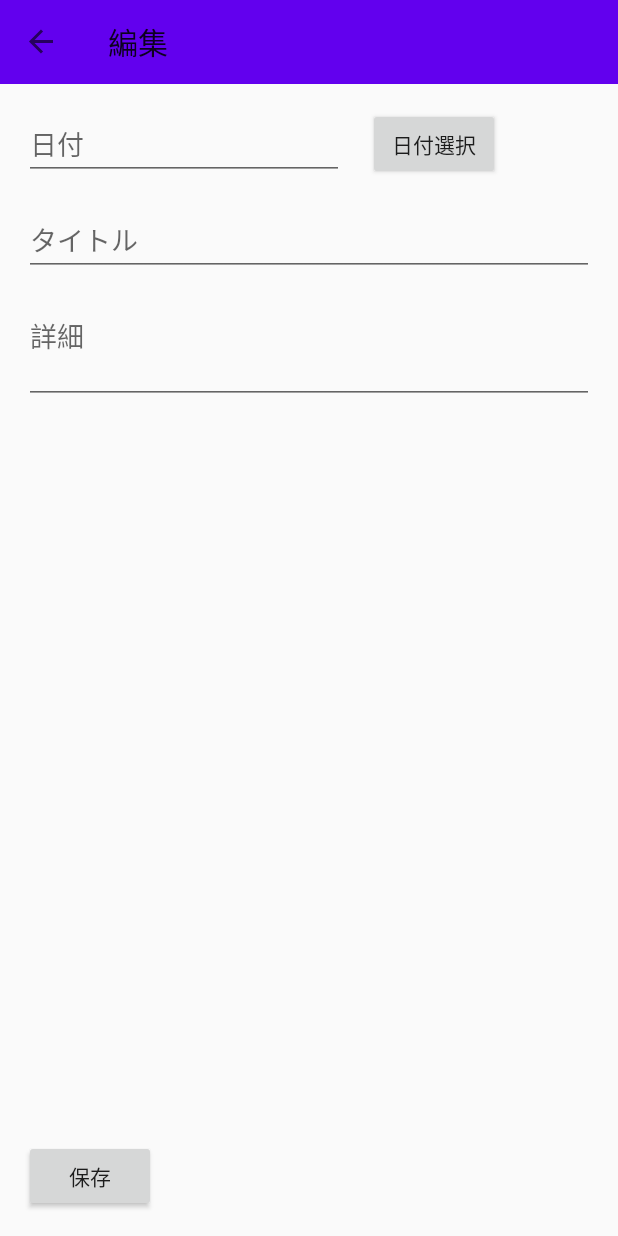
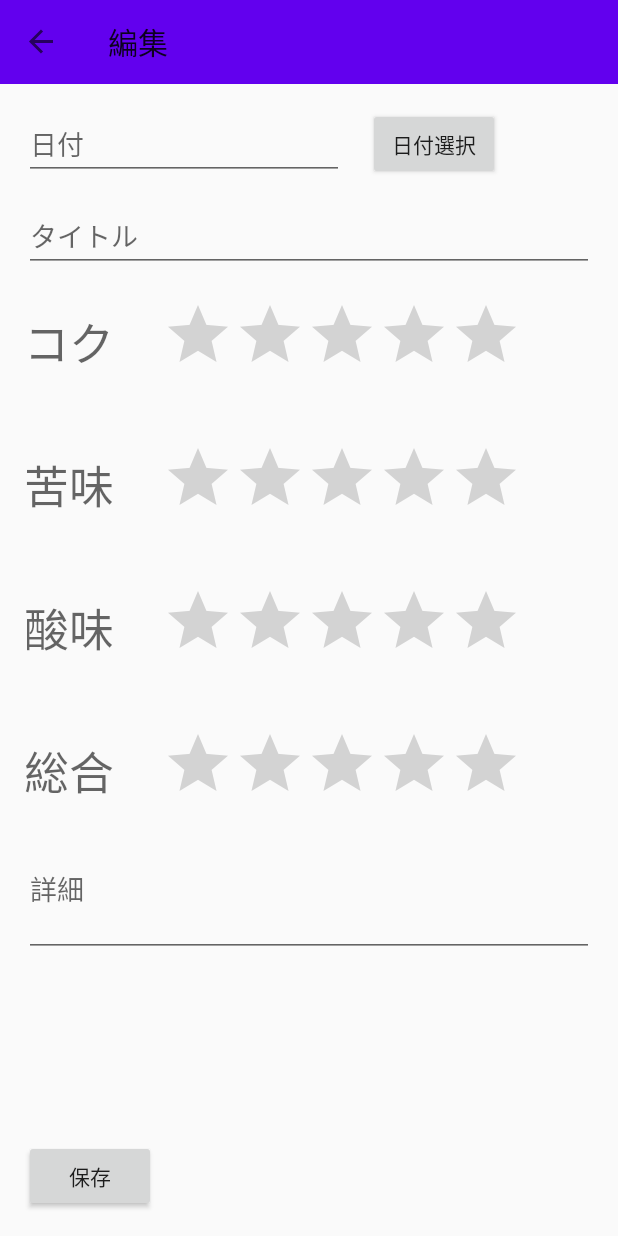
Before and after one commit to tosh541/CoffeeNote, an Android app: the CoffeeNoteEditFragment screen opened through its navigation route, on a phone screen of 412 x 824 dp. Run offline under Robolectric (Android 15) with nearby library versions, the phone set to English and light mode, and no system bars; our stand-ins replace navigation-ui; libraries missing offline, so code that uses them is left out: io.realm, io.realm.kotlin; 7 statements that could not run were skipped.

Commit message:
floatingActionBarの背景の色の修正, 編集するフラグメントのレイアウトを変更

```diff
--- a/app/src/main/res/layout/activity_main.xml
+++ b/app/src/main/res/layout/activity_main.xml
@@ -35,6 +35,7 @@
         android:layout_height="wrap_content"
         android:layout_marginEnd="24dp"
         android:layout_marginBottom="24dp"
+        android:backgroundTint="@color/snow"
         android:clickable="true"
         app:layout_constraintBottom_toBottomOf="parent"
         app:layout_constraintEnd_toEndOf="parent"
--- a/app/src/main/res/layout/fragment_coffee_note_edit.xml
+++ b/app/src/main/res/layout/fragment_coffee_note_edit.xml
@@ -22,7 +22,7 @@
     <EditText
         android:id="@+id/titleEdit"
         android:layout_width="0dp"
-        android:layout_height="wrap_content"
+        android:layout_height="45dp"
         android:layout_marginStart="16dp"
         android:layout_marginTop="16dp"
         android:layout_marginEnd="16dp"
@@ -30,6 +30,7 @@
         android:hint="@string/title_text"
         android:inputType="textPersonName"
         app:layout_constraintEnd_toEndOf="parent"
+        app:layout_constraintHorizontal_bias="0.0"
         app:layout_constraintStart_toStartOf="parent"
         app:layout_constraintTop_toBottomOf="@+id/dateEdit" />
 
@@ -38,7 +39,7 @@
         android:layout_width="0dp"
         android:layout_height="wrap_content"
         android:layout_marginStart="16dp"
-        android:layout_marginTop="16dp"
+        android:layout_marginTop="32dp"
         android:layout_marginEnd="16dp"
         android:ems="10"
         android:gravity="start|top"
@@ -47,8 +48,9 @@
         android:maxLines="8"
         android:minLines="2"
         app:layout_constraintEnd_toEndOf="parent"
+        app:layout_constraintHorizontal_bias="1.0"
         app:layout_constraintStart_toStartOf="parent"
-        app:layout_constraintTop_toBottomOf="@+id/titleEdit" />
+        app:layout_constraintTop_toBottomOf="@+id/total" />
 
     <Button
         android:id="@+id/dateButton"
@@ -79,4 +81,100 @@
         android:text="@string/delete_text"
         app:layout_constraintBottom_toBottomOf="parent"
         app:layout_constraintEnd_toEndOf="parent" />
+
+    <RatingBar
+        android:id="@+id/rich_rating"
+        android:layout_width="wrap_content"
+        android:layout_height="wrap_content"
+        android:layout_marginStart="32dp"
+        android:rating="0"
+        android:stepSize="0.5"
+        app:layout_constraintBottom_toBottomOf="@+id/rich"
+        app:layout_constraintStart_toEndOf="@+id/rich"
+        app:layout_constraintTop_toTopOf="@+id/rich" />
+
+    <TextView
+        android:id="@+id/rich"
+        android:layout_width="0dp"
+        android:layout_height="wrap_content"
+        android:layout_marginStart="16dp"
+        android:layout_marginTop="24dp"
+        android:fontFamily="serif-monospace"
+        android:text="@string/rich_text"
+        android:textAlignment="center"
+        android:textAppearance="@style/TextAppearance.AppCompat.Display1"
+        android:textSize="30dp"
+        app:layout_constraintStart_toStartOf="parent"
+        app:layout_constraintTop_toBottomOf="@+id/titleEdit" />
+
+    <TextView
+        android:id="@+id/bitter"
+        android:layout_width="wrap_content"
+        android:layout_height="wrap_content"
+        android:layout_marginStart="16dp"
+        android:layout_marginTop="50dp"
+        android:fontFamily="monospace"
+        android:text="@string/bitter_text"
+        android:textAlignment="center"
+        android:textAppearance="@style/TextAppearance.AppCompat.Display1"
+        android:textSize="30dp"
+        app:layout_constraintStart_toStartOf="parent"
+        app:layout_constraintTop_toBottomOf="@+id/rich" />
+
+    <RatingBar
+        android:id="@+id/bitter_rating"
+        android:layout_width="wrap_content"
+        android:layout_height="wrap_content"
+        android:layout_marginStart="32dp"
+        android:rating="0"
+        android:stepSize="0.5"
+        app:layout_constraintBottom_toBottomOf="@+id/bitter"
+        app:layout_constraintStart_toEndOf="@+id/bitter"
+        app:layout_constraintTop_toTopOf="@+id/bitter" />
+
+    <TextView
+        android:id="@+id/sour"
+        android:layout_width="wrap_content"
+        android:layout_height="wrap_content"
+        android:layout_marginStart="16dp"
+        android:layout_marginTop="50dp"
+        android:fontFamily="serif-monospace"
+        android:text="@string/sour_text"
+        android:textAlignment="center"
+        android:textAppearance="@style/TextAppearance.AppCompat.Display1"
+        android:textSize="30dp"
+        app:layout_constraintStart_toStartOf="parent"
+        app:layout_constraintTop_toBottomOf="@+id/bitter" />
+
+    <RatingBar
+        android:id="@+id/sour_rating"
+        android:layout_width="wrap_content"
+        android:layout_height="wrap_content"
+        android:layout_marginStart="32dp"
+        app:layout_constraintBottom_toBottomOf="@+id/sour"
+        app:layout_constraintStart_toEndOf="@+id/sour"
+        app:layout_constraintTop_toTopOf="@+id/sour" />
+
+    <TextView
+        android:id="@+id/total"
+        android:layout_width="wrap_content"
+        android:layout_height="wrap_content"
+        android:layout_marginStart="16dp"
+        android:layout_marginTop="50dp"
+        android:fontFamily="serif-monospace"
+        android:text="@string/total_text"
+        android:textAlignment="center"
+        android:textAppearance="@style/TextAppearance.AppCompat.Display1"
+        android:textSize="30dp"
+        app:layout_constraintStart_toStartOf="parent"
+        app:layout_constraintTop_toBottomOf="@+id/sour" />
+
+    <RatingBar
+        android:id="@+id/total_rating"
+        android:layout_width="wrap_content"
+        android:layout_height="wrap_content"
+        android:layout_marginStart="32dp"
+        app:layout_constraintBottom_toBottomOf="@+id/total"
+        app:layout_constraintStart_toEndOf="@+id/total"
+        app:layout_constraintTop_toTopOf="@+id/total" />
 </androidx.constraintlayout.widget.ConstraintLayout>
--- a/app/src/main/res/values-night/themes.xml
+++ b/app/src/main/res/values-night/themes.xml
@@ -7,10 +7,13 @@
         <item name="colorOnPrimary">@color/black</item>
         <!-- Secondary brand color. -->
         <item name="colorSecondary">@color/teal_200</item>
-        <item name="colorSecondaryVariant">@color/teal_200</item>
+        <item name="colorSecondaryVariant">@color/grey</item>
         <item name="colorOnSecondary">@color/black</item>
         <!-- Status bar color. -->
         <item name="android:statusBarColor" tools:targetApi="l">?attr/colorPrimaryVariant</item>
         <!-- Customize your theme here. -->
+        <item name="android:windowBackground">#000000</item>
+        <item name="android:textColorPrimary">@color/grey</item>
+        <item name="android:fontFamily">sans-serif-thin</item>
     </style>
 </resources>
--- a/app/src/main/res/values/colors.xml
+++ b/app/src/main/res/values/colors.xml
@@ -7,4 +7,6 @@
     <color name="teal_700">#FF018786</color>
     <color name="black">#FF000000</color>
     <color name="white">#FFFFFFFF</color>
+    <color name="snow">#FFFAFA</color>
+    <color name="grey">#E0E0E0</color>
 </resources>
--- a/app/src/main/res/values/strings.xml
+++ b/app/src/main/res/values/strings.xml
@@ -10,4 +10,8 @@
     <string name="date_button_text">日付選択</string>
     <string name="save_text">保存</string>
     <string name="delete_text">削除</string>
+    <string name="rich_text">コク</string>
+    <string name="bitter_text">苦味</string>
+    <string name="sour_text">酸味</string>
+    <string name="total_text">総合</string>
 </resources>
```
